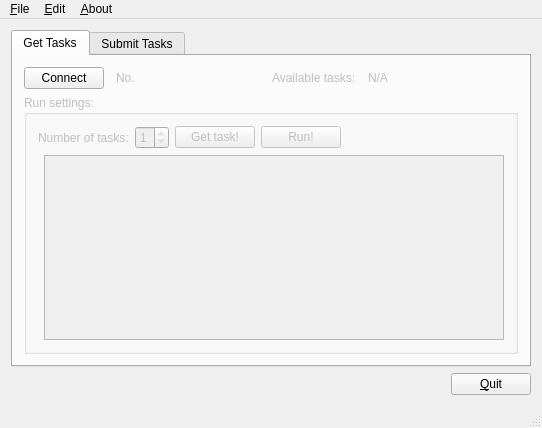
Qt form rocto_client/Qt/ui/source/mainwindow.ui (ROctopus/ROctopus-client) before a commit.
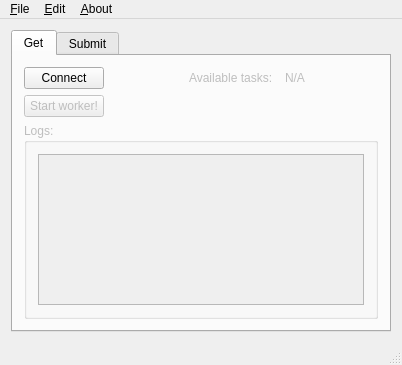
The same form after that commit. The open tabs and pages were chosen to show the change.

Commit message: Worker fully functional.

```diff
--- a/rocto_client/Qt/ui/source/mainwindow.ui
+++ b/rocto_client/Qt/ui/source/mainwindow.ui
@@ -6,8 +6,8 @@
    <rect>
     <x>0</x>
     <y>0</y>
-    <width>542</width>
-    <height>428</height>
+    <width>402</width>
+    <height>365</height>
    </rect>
   </property>
   <property name="windowTitle">
@@ -15,40 +15,30 @@
   </property>
   <widget class="QWidget" name="centralWidget">
    <layout class="QGridLayout" name="gridLayout_3">
-    <item row="0" column="0">
+    <item row="0" column="1">
      <widget class="QTabWidget" name="tabWidget">
       <property name="currentIndex">
        <number>1</number>
       </property>
       <widget class="QWidget" name="get_task">
        <attribute name="title">
-        <string>Get Tasks</string>
+        <string>Get</string>
        </attribute>
        <layout class="QGridLayout" name="gridLayout_2">
-        <item row="0" column="2">
-         <widget class="QLabel" name="conn_status">
-          <property name="enabled">
-           <bool>false</bool>
-          </property>
-          <property name="text">
-           <string>No.</string>
-          </property>
-         </widget>
-        </item>
-        <item row="0" column="7">
-         <spacer name="horizontalSpacer_4">
-          <property name="orientation">
-           <enum>Qt::Horizontal</enum>
-          </property>
-          <property name="sizeHint" stdset="0">
-           <size>
-            <width>40</width>
-            <height>20</height>
-           </size>
-          </property>
-         </spacer>
-        </item>
         <item row="0" column="6">
+         <spacer name="horizontalSpacer_4">
+          <property name="orientation">
+           <enum>Qt::Horizontal</enum>
+          </property>
+          <property name="sizeHint" stdset="0">
+           <size>
+            <width>40</width>
+            <height>20</height>
+           </size>
+          </property>
+         </spacer>
+        </item>
+        <item row="0" column="5">
          <widget class="QLabel" name="avaliable_tasks">
           <property name="enabled">
            <bool>false</bool>
@@ -58,7 +48,7 @@
           </property>
          </widget>
         </item>
-        <item row="0" column="4">
+        <item row="0" column="3">
          <widget class="QLabel" name="label">
           <property name="enabled">
            <bool>false</bool>
@@ -75,7 +65,7 @@
           </property>
          </widget>
         </item>
-        <item row="0" column="3">
+        <item row="0" column="2">
          <spacer name="horizontalSpacer_8">
           <property name="orientation">
            <enum>Qt::Horizontal</enum>
@@ -88,7 +78,17 @@
           </property>
          </spacer>
         </item>
-        <item row="1" column="0" colspan="8">
+        <item row="1" column="0">
+         <widget class="QPushButton" name="start_button">
+          <property name="enabled">
+           <bool>false</bool>
+          </property>
+          <property name="text">
+           <string>Start worker!</string>
+          </property>
+         </widget>
+        </item>
+        <item row="2" column="0" colspan="7">
          <widget class="QGroupBox" name="runBox">
           <property name="enabled">
            <bool>false</bool>
@@ -100,7 +100,7 @@
            <bool>false</bool>
           </property>
           <property name="title">
-           <string>Run settings:</string>
+           <string>Logs:</string>
           </property>
           <property name="flat">
            <bool>false</bool>
@@ -109,79 +109,7 @@
            <bool>false</bool>
           </property>
           <layout class="QGridLayout" name="gridLayout">
-           <item row="0" column="0" colspan="2">
-            <layout class="QHBoxLayout" name="horizontalLayout">
-             <item>
-              <widget class="QLabel" name="label_5">
-               <property name="text">
-                <string>Number of tasks:</string>
-               </property>
-              </widget>
-             </item>
-             <item>
-              <widget class="QSpinBox" name="number_of_tasks">
-               <property name="enabled">
-                <bool>false</bool>
-               </property>
-               <property name="wrapping">
-                <bool>false</bool>
-               </property>
-               <property name="frame">
-                <bool>true</bool>
-               </property>
-               <property name="readOnly">
-                <bool>true</bool>
-               </property>
-               <property name="keyboardTracking">
-                <bool>false</bool>
-               </property>
-               <property name="showGroupSeparator" stdset="0">
-                <bool>false</bool>
-               </property>
-               <property name="minimum">
-                <number>1</number>
-               </property>
-               <property name="maximum">
-                <number>5</number>
-               </property>
-               <property name="displayIntegerBase">
-                <number>10</number>
-               </property>
-              </widget>
-             </item>
-             <item>
-              <widget class="QPushButton" name="get_task_but">
-               <property name="text">
-                <string>Get task!</string>
-               </property>
-              </widget>
-             </item>
-             <item>
-              <widget class="QPushButton" name="run_button">
-               <property name="enabled">
-                <bool>false</bool>
-               </property>
-               <property name="text">
-                <string>Run!</string>
-               </property>
-              </widget>
-             </item>
-             <item>
-              <spacer name="horizontalSpacer_2">
-               <property name="orientation">
-                <enum>Qt::Horizontal</enum>
-               </property>
-               <property name="sizeHint" stdset="0">
-                <size>
-                 <width>40</width>
-                 <height>20</height>
-                </size>
-               </property>
-              </spacer>
-             </item>
-            </layout>
-           </item>
-           <item row="1" column="1">
+           <item row="0" column="0">
             <widget class="QTextEdit" name="textEdit">
              <property name="enabled">
               <bool>false</bool>
@@ -201,7 +129,7 @@
       </widget>
       <widget class="QWidget" name="submit_task">
        <attribute name="title">
-        <string>Submit Tasks</string>
+        <string>Submit</string>
        </attribute>
        <layout class="QGridLayout" name="gridLayout_4">
         <item row="0" column="0">
@@ -228,45 +156,6 @@
       </widget>
      </widget>
     </item>
-    <item row="1" column="0">
-     <layout class="QHBoxLayout" name="horizontalLayout_5">
-      <item>
-       <spacer name="horizontalSpacer">
-        <property name="orientation">
-         <enum>Qt::Horizontal</enum>
-        </property>
-        <property name="sizeType">
-         <enum>QSizePolicy::Expanding</enum>
-        </property>
-        <property name="sizeHint" stdset="0">
-         <size>
-          <width>178</width>
-          <height>17</height>
-         </size>
-        </property>
-       </spacer>
-      </item>
-      <item>
-       <widget class="QPushButton" name="quit_button">
-        <property name="minimumSize">
-         <size>
-          <width>25</width>
-          <height>0</height>
-         </size>
-        </property>
-        <property name="text">
-         <string>&amp;Quit</string>
-        </property>
-        <property name="iconSize">
-         <size>
-          <width>64</width>
-          <height>16</height>
-         </size>
-        </property>
-       </widget>
-      </item>
-     </layout>
-    </item>
    </layout>
   </widget>
   <widget class="QMenuBar" name="menuBar">
@@ -274,7 +163,7 @@
     <rect>
      <x>0</x>
      <y>0</y>
-     <width>542</width>
+     <width>402</width>
      <height>25</height>
     </rect>
    </property>
```
Left out of the diff: 78 changed lines with no effect on the pictures. The commit also changes 7 other files.
